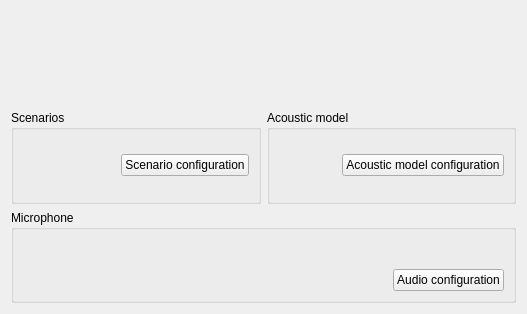
The window that simon/src/welcomepage.ui (KDE/simon) describes before a commit, drawn with Qt 5.
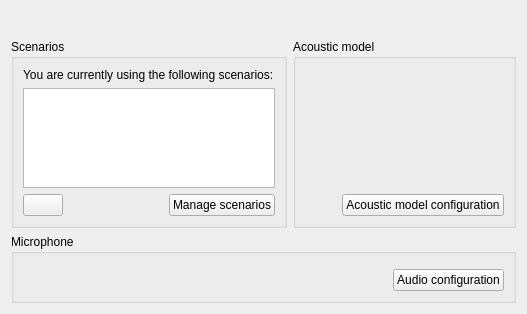
The same window after the commit. Custom widgets are drawn as their Qt base class.

Commit message: Building basic ui structure

```diff
--- a/simon/src/welcomepage.ui
+++ b/simon/src/welcomepage.ui
@@ -62,6 +62,9 @@
      <property name="text">
       <string/>
      </property>
+     <property name="alignment">
+      <set>Qt::AlignCenter</set>
+     </property>
     </widget>
    </item>
    <item row="1" column="0">
@@ -70,8 +73,21 @@
       <string>Scenarios</string>
      </property>
      <layout class="QVBoxLayout" name="verticalLayout_2">
+      <item>
+       <widget class="QLabel" name="lbScenarioDescription">
+        <property name="text">
+         <string>You are currently using the following scenarios:</string>
+        </property>
+       </widget>
+      </item>
+      <item>
+       <widget class="QListWidget" name="lwScenarios"/>
+      </item>
       <item>
        <layout class="QHBoxLayout" name="horizontalLayout_2">
+        <item>
+         <widget class="KPushButton" name="pbEditScenario"/>
+        </item>
         <item>
          <spacer name="horizontalSpacer_2">
           <property name="orientation">
@@ -88,7 +104,7 @@
         <item>
          <widget class="KPushButton" name="pbScenarioConfiguration">
           <property name="text">
-           <string>Scenario configuration</string>
+           <string>Manage scenarios</string>
           </property>
          </widget>
         </item>
@@ -103,6 +119,13 @@
       <string>Acoustic model</string>
      </property>
      <layout class="QVBoxLayout" name="verticalLayout_3">
+      <item>
+       <widget class="QLabel" name="lbBaseModelDescription">
+        <property name="text">
+         <string/>
+        </property>
+       </widget>
+      </item>
       <item>
        <layout class="QHBoxLayout" name="horizontalLayout_3">
         <item>
```
The commit also changes 6 other files.
